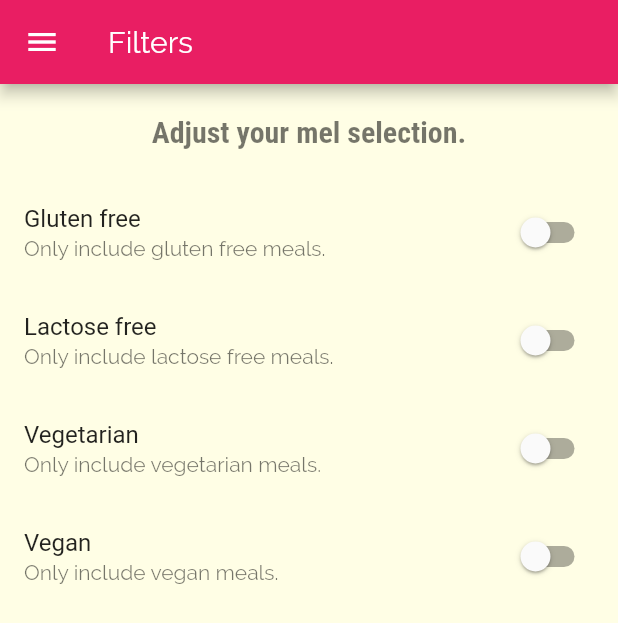
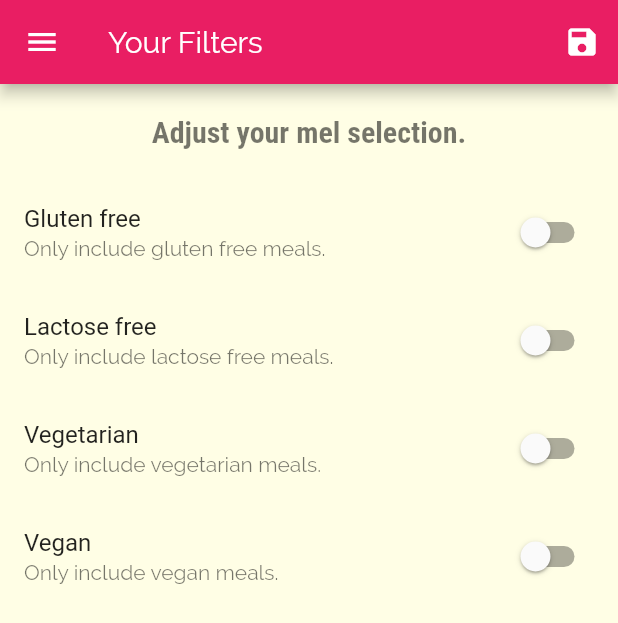
Before and after one commit to A1doranM/flutter_perfectmeals_app, a Flutter app: the FiltersScreen screen opened by its route, on a phone screen of 412 x 824 dp. Shown: the top 623 px of the screen. Run offline on Flutter 3.47's test engine with Material 2 defaults, Android fonts, the phone set to English and light mode, and no system bars.

Commit message:
Added filter logic

```diff
--- a/lib/main.dart
+++ b/lib/main.dart
@@ -1,6 +1,8 @@
 import 'package:flutter/cupertino.dart';
 import 'package:flutter/material.dart';
 
+import 'dummy_data.dart';
+import 'models/meal.dart';
 import 'screens/categories_screen.dart';
 import 'screens/category_meals_screen.dart';
 import 'screens/filters_screen.dart';
@@ -9,7 +11,42 @@ import 'screens/tabs_screen.dart';
 
 void main() => runApp(MyApp());
 
-class MyApp extends StatelessWidget {
+class MyApp extends StatefulWidget {
+  @override
+  _MyAppState createState() => _MyAppState();
+}
+
+class _MyAppState extends State<MyApp> {
+  Map<String, bool> _filters = {
+    'gluten': false,
+    'lactose': false,
+    'vegan': false,
+    'vegetarian': false,
+  };
+
+  List<Meal> _availableMeals = DUMMY_MEALS;
+
+  void _setFilters(Map<String, bool> filterData) {
+    setState(() {
+      _filters = filterData;
+      _availableMeals = DUMMY_MEALS.where((meal) {
+        if (_filters['gluten'] && !meal.isGlutenFree) {
+          return false;
+        }
+        if (_filters['lactose'] && !meal.isLactoseFree) {
+          return false;
+        }
+        if (_filters['vegan'] && !meal.isVegan) {
+          return false;
+        }
+        if (_filters['vegetarian'] && !meal.isVegetarian) {
+          return false;
+        }
+        return true;
+      }).toList();
+    });
+  }
+
   @override
   Widget build(BuildContext context) {
     return MaterialApp(
@@ -31,9 +68,12 @@ class MyApp extends StatelessWidget {
       initialRoute: '/',
       routes: {
         '/': (ctx) => TabsScreen(),
-        CategoryMealsScreen.routeName: (ctx) => CategoryMealsScreen(),
+        CategoryMealsScreen.routeName: (ctx) => CategoryMealsScreen(
+              availableMeals: _availableMeals,
+            ),
         MealDetailScreen.routeName: (ctx) => MealDetailScreen(),
-        FiltersScreen.routeName: (ctx) => FiltersScreen(),
+        FiltersScreen.routeName: (ctx) =>
+            FiltersScreen(onFilterSelected: _setFilters, filters: _filters),
       },
       //onGenerateRoute: (settings) {
       //  return MaterialPageRoute(builder: (ctx) => CategoriesScreen());
--- a/lib/screens/filters_screen.dart
+++ b/lib/screens/filters_screen.dart
@@ -1,8 +1,14 @@
 import 'package:flutter/material.dart';
-import 'package:flutter_complete_guide/widgets/main_drawer.dart';
+
+import '../widgets/main_drawer.dart';
 
 class FiltersScreen extends StatefulWidget {
   static const routeName = '/filters';
+
+  final Function onFilterSelected;
+  final Map<String, bool> filters;
+
+  FiltersScreen({@required this.onFilterSelected, @required this.filters});
 
   @override
   _FiltersScreenState createState() => _FiltersScreenState();
@@ -13,6 +19,15 @@ class _FiltersScreenState extends State<FiltersScreen> {
   bool _vegetarian = false;
   bool _vegan = false;
   bool _lactoseFree = false;
+
+  @override
+  void initState() {
+    _glutenFree = widget.filters['gluten'];
+    _vegetarian = widget.filters['lactose'];
+    _vegan = widget.filters['vegetarian'];
+    _lactoseFree = widget.filters['vegan'];
+    super.initState();
+  }
 
   Widget _buildSwitchListTile({
     @required String title,
@@ -32,7 +47,21 @@ class _FiltersScreenState extends State<FiltersScreen> {
   Widget build(BuildContext context) {
     return Scaffold(
       appBar: AppBar(
-        title: Text('Filters'),
+        title: Text('Your Filters'),
+        actions: <Widget>[
+          IconButton(
+            icon: Icon(Icons.save),
+            onPressed: () {
+              final Map<String, bool> _filters = {
+                'gluten': _glutenFree,
+                'lactose': _lactoseFree,
+                'vegan': _vegan,
+                'vegetarian': _vegetarian,
+              };
+              widget.onFilterSelected(_filters);
+            },
+          )
+        ],
       ),
       drawer: MainDrawer(),
       body: Column(
```
Also changed, not shown: lib/screens/category_meals_screen.dart (+5 -3 lines).
